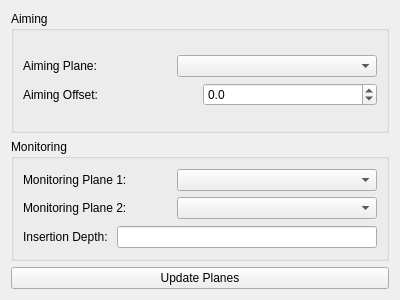
pengwg/vurtigo, file Plugins/AlignmentTool/AlignmentTool.ui: the form before one commit.
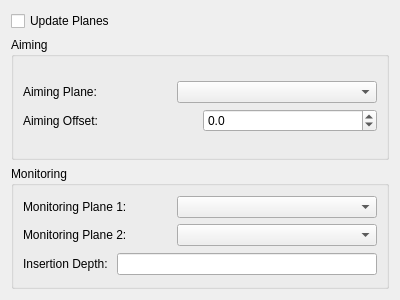
The form after the commit.

Diff of the .ui file:
```diff
--- a/Plugins/AlignmentTool/AlignmentTool.ui
+++ b/Plugins/AlignmentTool/AlignmentTool.ui
@@ -14,6 +14,13 @@
    <string>Form</string>
   </property>
   <layout class="QVBoxLayout" name="verticalLayout_2">
+   <item>
+    <widget class="QCheckBox" name="updatePlanesCheckBox">
+     <property name="text">
+      <string>Update Planes</string>
+     </property>
+    </widget>
+   </item>
    <item>
     <layout class="QVBoxLayout" name="verticalLayout_5">
      <item>
@@ -146,13 +153,6 @@
        </layout>
       </widget>
      </item>
-     <item>
-      <widget class="QPushButton" name="alignButton">
-       <property name="text">
-        <string>Update Planes</string>
-       </property>
-      </widget>
-     </item>
     </layout>
    </item>
   </layout>
```
